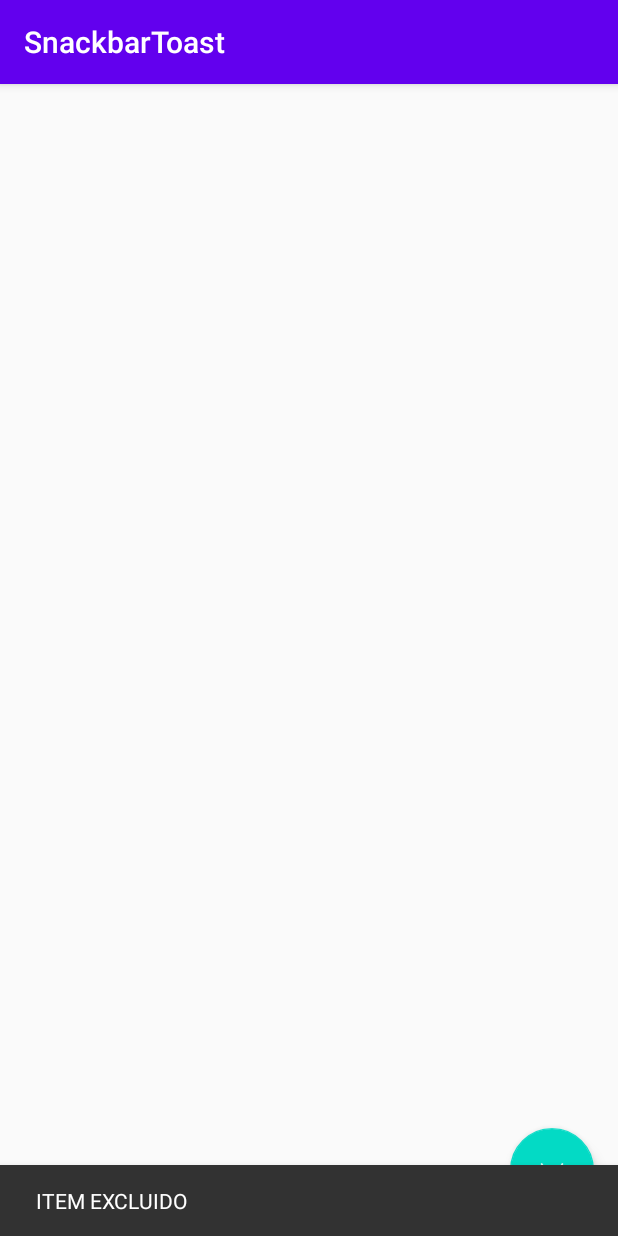
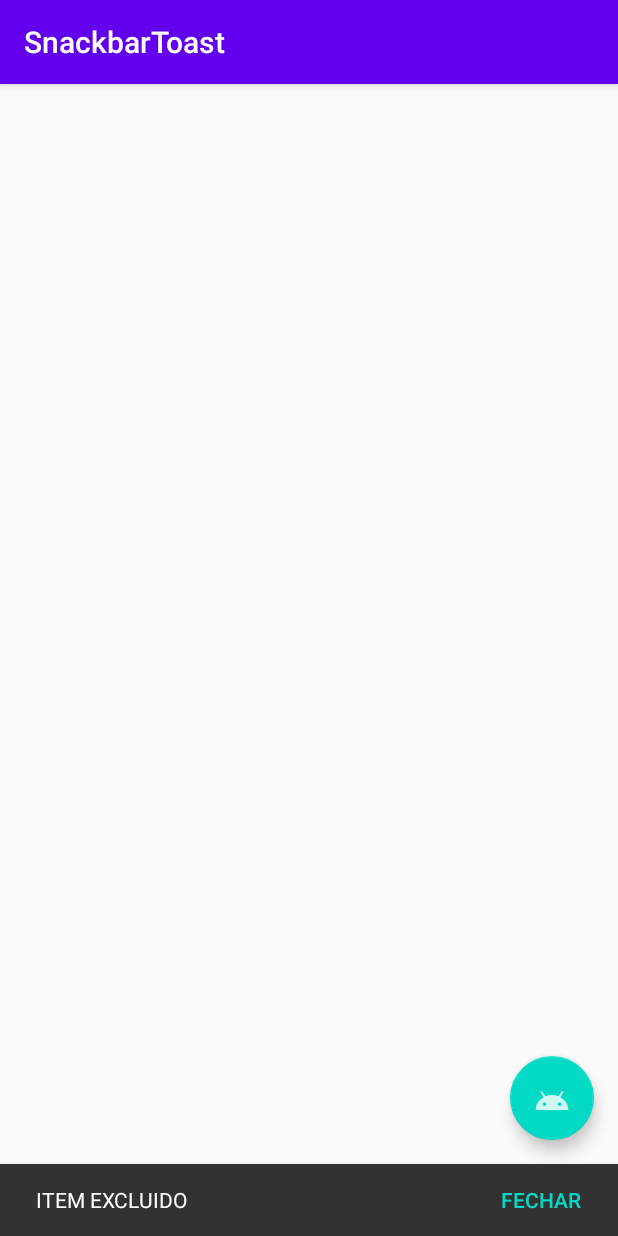
Before and after one commit to GabrielRJesus/AndroidProjects, an Android app: the screen it shows after launch (MainActivity), after a tap on an icon or button, on a phone screen of 412 x 824 dp. Run offline under Robolectric (Android 15) with nearby library versions, the phone set to English and light mode, and no system bars.

Commit message:
Snackbar com action

```diff
--- a/SnackbarToast/app/src/main/java/dev/gabrieljesus/snackbartoast/MainActivity.java
+++ b/SnackbarToast/app/src/main/java/dev/gabrieljesus/snackbartoast/MainActivity.java
@@ -23,7 +23,13 @@ public class MainActivity extends AppCompatActivity {
         fab.setOnClickListener(new View.OnClickListener() {
             @Override
             public void onClick(View view) {
-                Snackbar snackbar = Snackbar.make(relativeLayout, "ITEM EXCLUIDO",Snackbar.LENGTH_LONG);
+                final Snackbar snackbar = Snackbar.make(view, "ITEM EXCLUIDO",Snackbar.LENGTH_LONG);
+                snackbar.setAction("FECHAR", new View.OnClickListener() {
+                    @Override
+                    public void onClick(View view) {
+                        snackbar.dismiss();
+                    }
+                });
                 snackbar.show();
             }
         });
--- a/SnackbarToast/app/src/main/res/layout/activity_main.xml
+++ b/SnackbarToast/app/src/main/res/layout/activity_main.xml
@@ -7,14 +7,19 @@
     tools:context=".MainActivity"
     android:id="@+id/activityMain">
 
+    <androidx.coordinatorlayout.widget.CoordinatorLayout
+        android:layout_width="match_parent"
+        android:layout_height="match_parent" >
+
         <com.google.android.material.floatingactionbutton.FloatingActionButton
             android:layout_width="wrap_content"
             android:layout_height="wrap_content"
             android:id="@+id/fab"
-        android:layout_alignParentEnd="true"
-        android:layout_alignParentBottom="true"
+            android:layout_gravity="bottom|end"
             android:src="@drawable/ic_action_name"
             android:layout_margin="16dp"
             app:fabSize="normal"/>
 
+    </androidx.coordinatorlayout.widget.CoordinatorLayout>
+
 </RelativeLayout>
```
Lines whose indentation alone changed are shown as unchanged.
